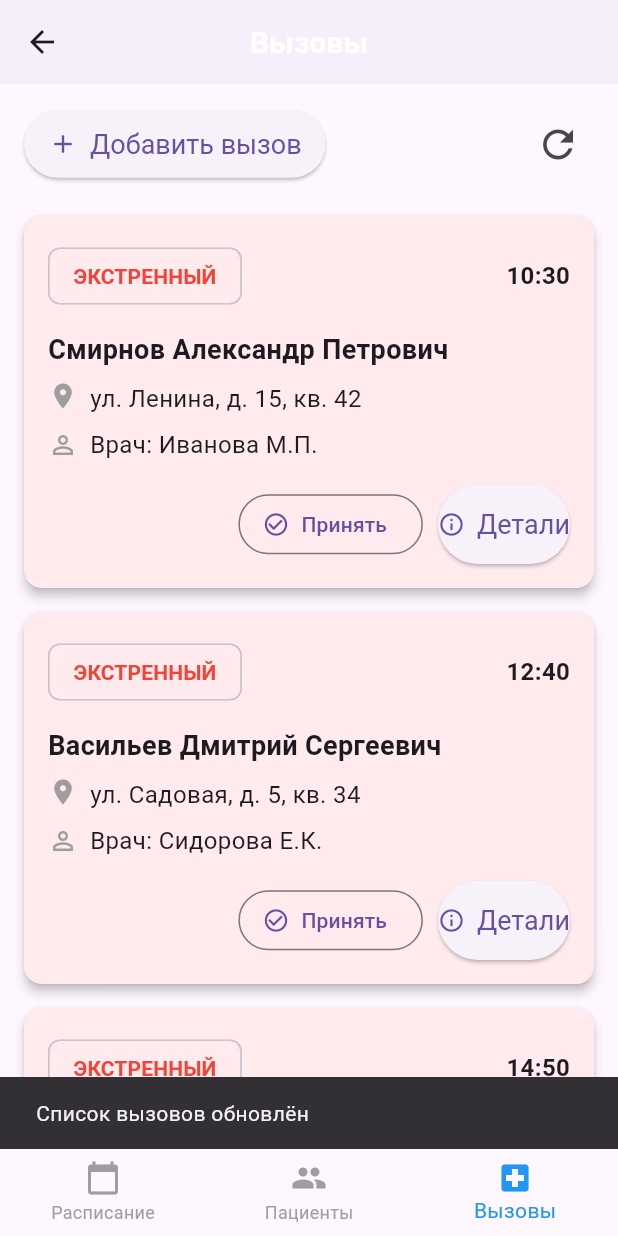
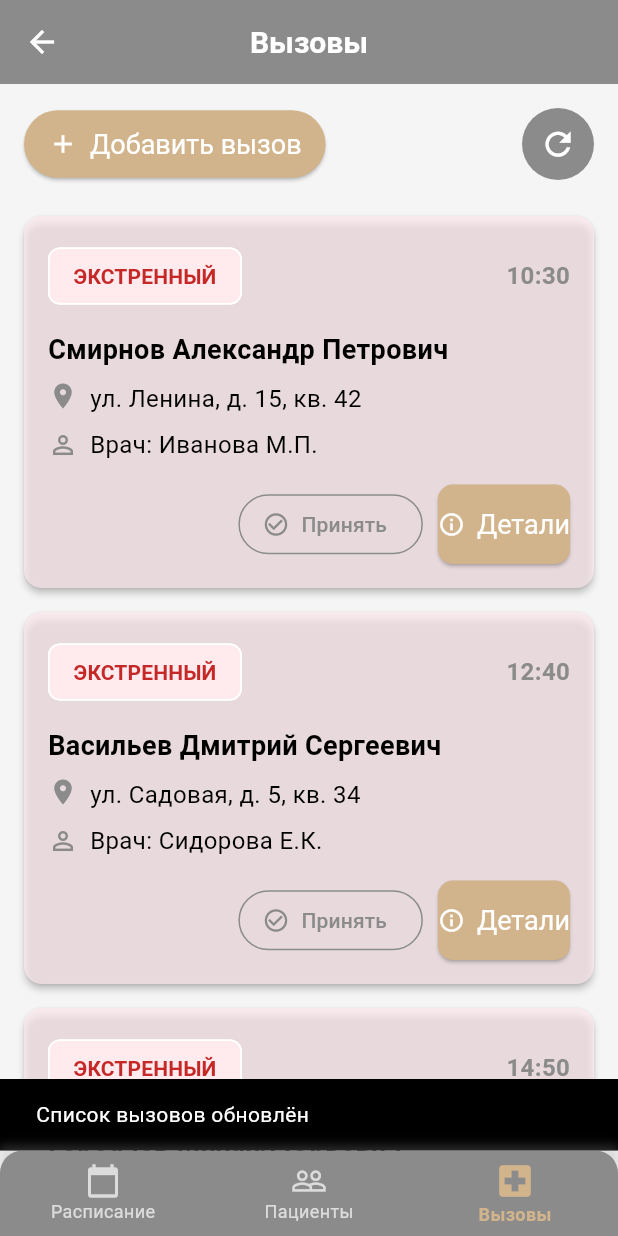
Before and after one commit to AlexanderMorozov1919/mobileapp-frontend, a Flutter app: the MainScreen screen opened by its route, item 3 of the bottom bar chosen, after a tap on the "refresh" icon, on a phone screen of 412 x 824 dp. Run offline on Flutter 3.47's test engine with Material 3 defaults, Android fonts, the phone set to English and light mode, and no system bars; our stand-ins replace bloc, equatable, flutter_bloc.

Commit message:
design v1

```diff
--- a/lib/presentation/pages/calls_screen.dart
+++ b/lib/presentation/pages/calls_screen.dart
@@ -92,6 +92,7 @@ class _CallsScreenState extends State<CallsScreen> {
           child: Row(
             mainAxisAlignment: MainAxisAlignment.spaceBetween,
             children: [
+              // Кнопка добавления вызова
               ElevatedButton.icon(
                 icon: const Icon(Icons.add, size: 20),
                 label: const Text('Добавить вызов'),
@@ -101,17 +102,31 @@ class _CallsScreenState extends State<CallsScreen> {
                   );
                 },
                 style: ElevatedButton.styleFrom(
+                  backgroundColor: const Color(0xFFD2B48C), // Бежевый
                   padding: const EdgeInsets.symmetric(vertical: 12, horizontal: 16),
+                  shape: RoundedRectangleBorder(
+                    borderRadius: BorderRadius.circular(30),
+                  ),
                 ),
               ),
-              IconButton(
-                icon: const Icon(Icons.refresh, size: 30),
-                onPressed: _refreshCalls,
-                tooltip: 'Обновить список',
+
+              // Кнопка обновления
+              Container(
+                decoration: BoxDecoration(
+                  color: Theme.of(context).primaryColor,
+                  shape: BoxShape.circle,
+                ),
+                child: IconButton(
+                  icon: const Icon(Icons.refresh, size: 25, color: Colors.white),
+                  onPressed: _refreshCalls,
+                  tooltip: 'Обновить список',
+                ),
               ),
             ],
           ),
         ),
+
+        // Список вызовов
         Expanded(
           child: ListView.builder(
             itemCount: _filteredCalls.length,
@@ -130,8 +145,7 @@ class _CallsScreenState extends State<CallsScreen> {
 
     return Card(
       margin: const EdgeInsets.symmetric(horizontal: 16, vertical: 8),
-      color: isEmergency ? const Color(0xFFFFEBEE) : Colors.white,
-      elevation: 3,
+      color: isEmergency ? const Color(0xFFFFEBEE).withOpacity(0.7) : Colors.white,
       child: Padding(
         padding: const EdgeInsets.all(16.0),
         child: Column(
@@ -140,27 +154,34 @@ class _CallsScreenState extends State<CallsScreen> {
             Row(
               mainAxisAlignment: MainAxisAlignment.spaceBetween,
               children: [
+                // Статус вызова
                 Chip(
                   label: Text(
                     call['status'],
                     style: TextStyle(
                       fontWeight: FontWeight.bold,
-                      color: isEmergency ? Colors.red : Colors.blue,
+                      color: isEmergency ? Colors.red.shade800 : Theme.of(context).primaryColor,
                     ),
                   ),
                   backgroundColor: isEmergency ?
-                    Colors.red.shade50 : Colors.blue.shade50,
+                    Colors.red.shade50 : Colors.grey.shade200,
                 ),
+
+                // Время вызова
                 Text(
                   call['time'],
-                  style: const TextStyle(
+                  style: TextStyle(
                     fontSize: 16,
                     fontWeight: FontWeight.bold,
+                    color: Theme.of(context).primaryColor,
                   ),
                 ),
               ],
             ),
+
             const SizedBox(height: 12),
+
+            // ФИО пациента
             Text(
               call['patientName'],
               style: const TextStyle(
@@ -169,10 +190,12 @@ class _CallsScreenState extends State<CallsScreen> {
               ),
             ),
             const SizedBox(height: 8),
+
+            // Адрес
             Row(
               crossAxisAlignment: CrossAxisAlignment.start,
               children: [
-                const Icon(Icons.location_on, size: 20, color: Colors.grey),
+                Icon(Icons.location_on, size: 20, color: Theme.of(context).primaryColor),
                 const SizedBox(width: 8),
                 Expanded(
                   child: Text(
@@ -183,9 +206,11 @@ class _CallsScreenState extends State<CallsScreen> {
               ],
             ),
             const SizedBox(height: 8),
+
+            // Лечащий врач
             Row(
               children: [
-                const Icon(Icons.person_outline, size: 20, color: Colors.grey),
+                Icon(Icons.person_outline, size: 20, color: Theme.of(context).primaryColor),
                 const SizedBox(width: 8),
                 Text(
                   'Врач: ${call['doctor']}',
@@ -193,20 +218,31 @@ class _CallsScreenState extends State<CallsScreen> {
                 ),
               ],
             ),
+
+            // Кнопки действий
             const SizedBox(height: 15),
             Row(
               mainAxisAlignment: MainAxisAlignment.end,
               children: [
+                // Кнопка принятия вызова
                 OutlinedButton.icon(
-                  icon: const Icon(Icons.check_circle_outline, size: 18),
-                  label: const Text('Принять'),
+                  icon: Icon(Icons.check_circle_outline, size: 18, color: Theme.of(context).primaryColor),
+                  label: Text('Принять', style: TextStyle(color: Theme.of(context).primaryColor)),
                   onPressed: () {},
+                  style: OutlinedButton.styleFrom(
+                    side: BorderSide(color: Theme.of(context).primaryColor),
+                  ),
                 ),
                 const SizedBox(width: 10),
+
+                // Кнопка деталей
                 ElevatedButton.icon(
                   icon: const Icon(Icons.info_outline, size: 18),
                   label: const Text('Детали'),
                   onPressed: () {},
+                  style: ElevatedButton.styleFrom(
+                    backgroundColor: const Color(0xFFD2B48C), // Бежевый
+                  ),
                 ),
               ],
             ),
--- a/lib/presentation/pages/main_screen.dart
+++ b/lib/presentation/pages/main_screen.dart
@@ -1,6 +1,6 @@
 import 'package:flutter/material.dart';
 import 'schedule_screen.dart';
-import 'patient_list_screen.dart'; // Переименованный файл
+import 'patient_list_screen.dart';
 import 'calls_screen.dart';
 
 class MainScreen extends StatefulWidget {
@@ -16,44 +16,76 @@ class _MainScreenState extends State<MainScreen> {
   final List<Widget> _pages = [
     ScheduleScreen(),
     PatientListScreen(),
-    CallsScreen(), // Новый экран вызовов
-  ];
-
-  final List<String> _pageTitles = [
-    'Расписание',
-    'Список пациентов',
-    'Вызовы', // Новый заголовок
+    CallsScreen(),
   ];
 
   @override
   Widget build(BuildContext context) {
     return Scaffold(
       appBar: AppBar(
-        title: Text(_pageTitles[_currentIndex]),
+        title: Text(
+          _currentIndex == 0
+              ? 'Расписание'
+              : _currentIndex == 1
+                  ? 'Список пациентов'
+                  : 'Вызовы',
+          style: const TextStyle(
+            fontSize: 20,
+            fontWeight: FontWeight.bold,
+          ),
+        ),
         centerTitle: true,
+        backgroundColor: const Color(0xFF8B8B8B), // Серый
+        elevation: 1,
+        iconTheme: const IconThemeData(color: Colors.white),
       ),
       body: _pages[_currentIndex],
-      bottomNavigationBar: BottomNavigationBar(
+      bottomNavigationBar: Container(
+        decoration: BoxDecoration(
+          boxShadow: [
+            BoxShadow(
+              color: Colors.grey.withOpacity(0.3),
+              spreadRadius: 1,
+              blurRadius: 5,
+              offset: const Offset(0, -2),
+            ),
+          ],
+        ),
+        child: ClipRRect(
+          borderRadius: const BorderRadius.vertical(top: Radius.circular(15)),
+          child: BottomNavigationBar(
             currentIndex: _currentIndex,
             onTap: (index) => setState(() => _currentIndex = index),
             items: const [
               BottomNavigationBarItem(
                 icon: Icon(Icons.calendar_today),
+                activeIcon: Icon(Icons.calendar_today, size: 28),
                 label: 'Расписание',
               ),
               BottomNavigationBarItem(
-            icon: Icon(Icons.people),
+                icon: Icon(Icons.people_outline),
+                activeIcon: Icon(Icons.people, size: 28),
                 label: 'Пациенты',
               ),
               BottomNavigationBarItem(
-            icon: Icon(Icons.local_hospital), // Новая иконка для вызовов
-            label: 'Вызовы', // Новое название
+                icon: Icon(Icons.local_hospital_outlined),
+                activeIcon: Icon(Icons.local_hospital, size: 28),
+                label: 'Вызовы',
               ),
             ],
-        selectedItemColor: Colors.blue,
-        unselectedItemColor: Colors.grey,
+            selectedItemColor: const Color(0xFFD2B48C), // Бежевый
+            unselectedItemColor: Colors.white70,
+            backgroundColor: const Color(0xFF8B8B8B), // Серый
             showUnselectedLabels: true,
             type: BottomNavigationBarType.fixed,
+            selectedLabelStyle: const TextStyle(
+              fontWeight: FontWeight.bold,
+              fontSize: 12,
+            ),
+            unselectedLabelStyle: const TextStyle(fontSize: 12),
+            elevation: 0,
+          ),
+        ),
       ),
     );
   }
--- a/lib/presentation/pages/schedule_screen.dart
+++ b/lib/presentation/pages/schedule_screen.dart
@@ -25,7 +25,7 @@ class _ScheduleScreenState extends State<ScheduleScreen> {
       children: [
         // Карусель с датами (горизонтальный список)
         SizedBox(
-          height: 80,
+          height: 90, // Немного увеличим высоту
           child: ListView.builder(
             scrollDirection: Axis.horizontal,
             itemCount: _dates.length,
@@ -33,6 +33,9 @@ class _ScheduleScreenState extends State<ScheduleScreen> {
               final date = _dates[index];
               final isSelected = date == _selectedDate;
               final dayName = _getDayName(date.weekday);
+              final isToday = date.day == DateTime.now().day &&
+                              date.month == DateTime.now().month &&
+                              date.year == DateTime.now().year;
 
               return GestureDetector(
                 onTap: () => setState(() => _selectedDate = date),
@@ -40,8 +43,15 @@ class _ScheduleScreenState extends State<ScheduleScreen> {
                   width: 70,
                   margin: const EdgeInsets.all(8),
                   decoration: BoxDecoration(
-                    color: isSelected ? Colors.blue : Colors.grey[200],
-                    borderRadius: BorderRadius.circular(10),
+                    color: isSelected
+                      ? Theme.of(context).primaryColor
+                      : isToday
+                        ? const Color(0xFFD2B48C).withOpacity(0.3) // Бежевый для сегодня
+                        : const Color(0xFFE0E0E0), // Светло-серый
+                    shape: BoxShape.circle, // Круглая форма вместо прямоугольной
+                    border: isToday
+                      ? Border.all(color: const Color(0xFFD2B48C), width: 2)
+                      : null,
                   ),
                   child: Column(
                     mainAxisAlignment: MainAxisAlignment.center,
@@ -53,9 +63,12 @@ class _ScheduleScreenState extends State<ScheduleScreen> {
                           color: isSelected ? Colors.white : Colors.black,
                         ),
                       ),
+                      const SizedBox(height: 5),
                       Text(
-                        '${date.day}.${date.month}',
+                        '${date.day}',
                         style: TextStyle(
+                          fontSize: 18,
+                          fontWeight: FontWeight.bold,
                           color: isSelected ? Colors.white : Colors.black,
                         ),
                       ),
@@ -80,7 +93,7 @@ class _ScheduleScreenState extends State<ScheduleScreen> {
         // Список временных слотов
         Expanded(
           child: ListView.builder(
-            itemCount: 8, // С 8:00 до 16:00
+            itemCount: 8,
             itemBuilder: (context, index) {
               final hour = 8 + index;
               return _buildTimeSlot(hour);
@@ -91,33 +104,36 @@ class _ScheduleScreenState extends State<ScheduleScreen> {
     );
   }
 
-  // Виджет временного интервала
   Widget _buildTimeSlot(int hour) {
-    return Container(
+    return Card(
       margin: const EdgeInsets.symmetric(vertical: 8, horizontal: 16),
-      padding: const EdgeInsets.all(16),
-      decoration: BoxDecoration(
-        color: Colors.white,
-        borderRadius: BorderRadius.circular(10),
-        boxShadow: [
-          BoxShadow(
-            color: Colors.grey.withOpacity(0.3),
-            spreadRadius: 1,
-            blurRadius: 5,
+      child: Padding(
+        padding: const EdgeInsets.all(16.0),
+        child: Row(
+          children: [
+            // Временной интервал - теперь вертикально
+            Container(
+              width: 80,
+              child: Column(
+                crossAxisAlignment: CrossAxisAlignment.start,
+                children: [
+                  Text(
+                    '$hour:00',
+                    style: const TextStyle(
+                      fontWeight: FontWeight.bold,
+                      fontSize: 16,
+                      color: Colors.black87,
+                    ),
+                  ),
+                  const SizedBox(height: 4),
+                  Text(
+                    '${hour + 1}:00',
+                    style: const TextStyle(
+                      fontSize: 14,
+                      color: Colors.grey,
+                    ),
                   ),
                 ],
-      ),
-      child: Row(
-        children: [
-          // Временной интервал
-          SizedBox(
-            width: 80,
-            child: Text(
-              '$hour:00 - ${hour + 1}:00',
-              style: const TextStyle(
-                fontWeight: FontWeight.bold,
-                color: Colors.blue,
-              ),
               ),
             ),
 
@@ -131,7 +147,7 @@ class _ScheduleScreenState extends State<ScheduleScreen> {
                 children: [
                   const Text(
                     'Прием пациентов',
-                  style: TextStyle(fontWeight: FontWeight.bold),
+                    style: TextStyle(fontWeight: FontWeight.bold, fontSize: 16),
                   ),
                   const SizedBox(height: 5),
                   Text(
@@ -147,6 +163,7 @@ class _ScheduleScreenState extends State<ScheduleScreen> {
               ),
             ),
           ],
+        ),
       ),
     );
   }
```
Also changed, not shown: lib/main.dart (+47 -6 lines), lib/presentation/pages/patient_list_screen.dart (+28 -21 lines). Lines whose indentation alone changed are shown as unchanged.
